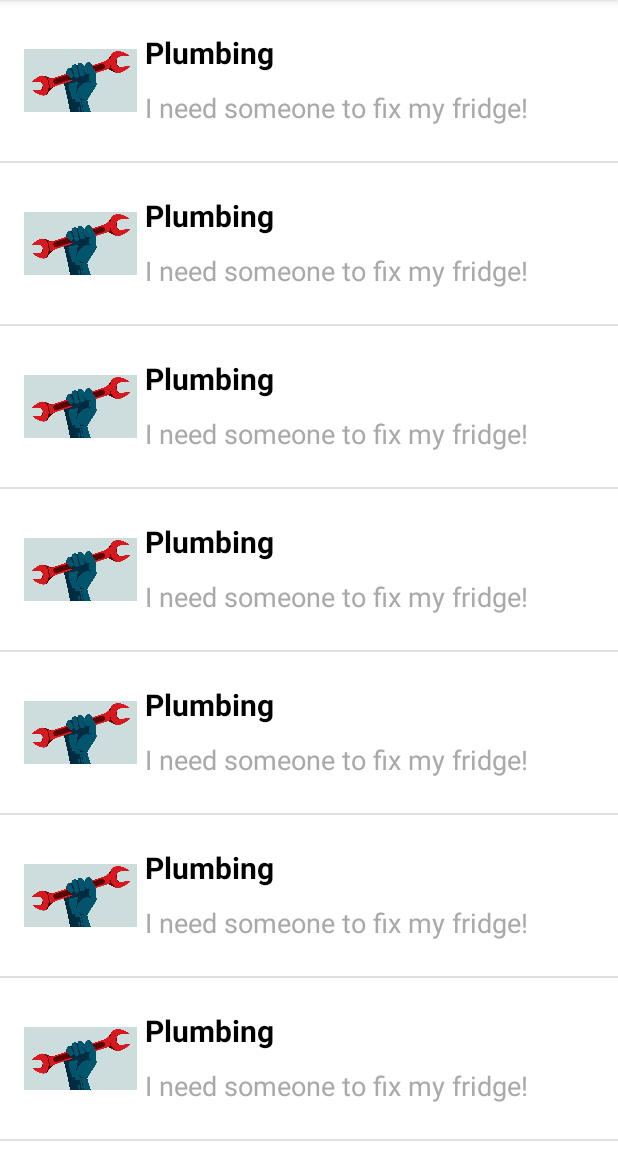
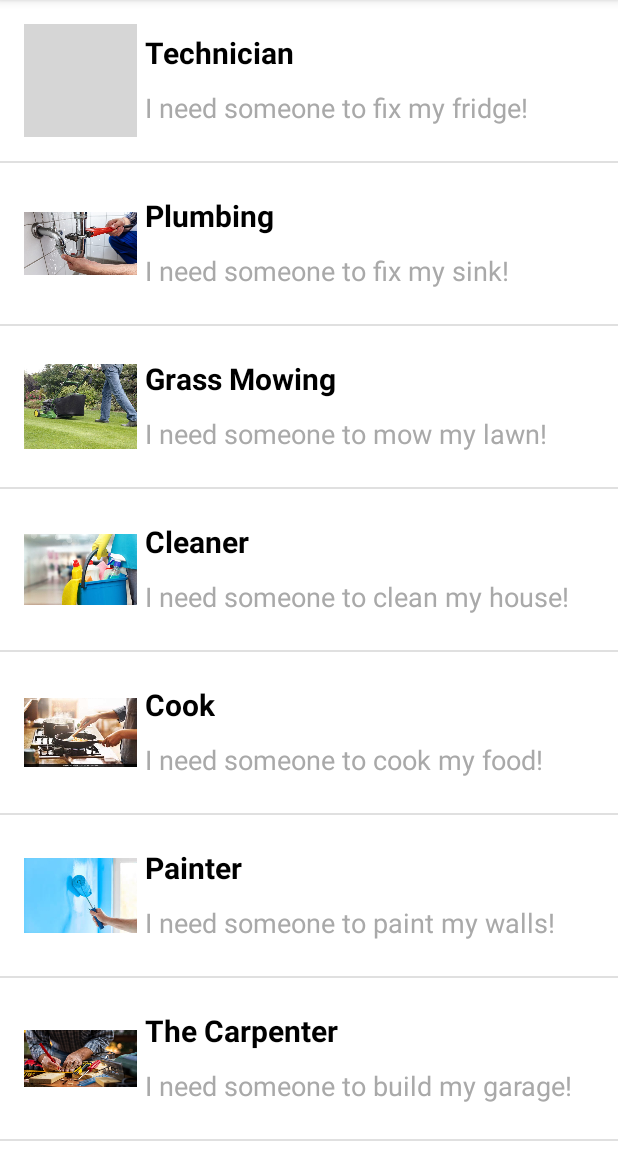
Before and after one commit to MustafaMaalin/trio-wor-smartmobile, an Android app: the screen it shows after launch (JobActivity), on a phone screen of 412 x 824 dp, the part 84-1236 px from its top. Run offline under Robolectric (Android 15) with nearby library versions, the phone set to English and light mode, and no system bars; grey boxes are pictures that could not be loaded.

Commit message:
Job list and Job details done !

```diff
--- a/Android/app/src/main/java/com/example/workaholic/activities/JobActivity.kt
+++ b/Android/app/src/main/java/com/example/workaholic/activities/JobActivity.kt
@@ -18,13 +18,13 @@ class JobActivity : AppCompatActivity() {
     var listview = findViewById<ListView>(R.id.listView)
     var list = mutableListOf<Model>()
 
-    list.add(Model("Plumbing", "I need someone to fix my fridge!", R.drawable.plumbing))
-        list.add(Model("Plumbing", "I need someone to fix my fridge!", R.drawable.plumbing))
-        list.add(Model("Plumbing", "I need someone to fix my fridge!", R.drawable.plumbing))
-        list.add(Model("Plumbing", "I need someone to fix my fridge!", R.drawable.plumbing))
-        list.add(Model("Plumbing", "I need someone to fix my fridge!", R.drawable.plumbing))
-        list.add(Model("Plumbing", "I need someone to fix my fridge!", R.drawable.plumbing))
-        list.add(Model("Plumbing", "I need someone to fix my fridge!", R.drawable.plumbing))
+    list.add(Model("Technician", "I need someone to fix my fridge!", R.drawable.tech))
+        list.add(Model("Plumbing", "I need someone to fix my sink!", R.drawable.plumbing))
+        list.add(Model("Grass Mowing", "I need someone to mow my lawn!", R.drawable.grass))
+        list.add(Model("Cleaner", "I need someone to clean my house!", R.drawable.clean))
+        list.add(Model("Cook", "I need someone to cook my food!", R.drawable.cook))
+        list.add(Model("Painter", "I need someone to paint my walls!", R.drawable.paint))
+        list.add(Model("The Carpenter", "I need someone to build my garage!", R.drawable.carpenter))
 
     listview.adapter = MyAdapter(this, R.layout.row, list)
 
--- a/Android/app/src/main/res/layout/activity_job.xml
+++ b/Android/app/src/main/res/layout/activity_job.xml
@@ -1,12 +1,12 @@
 <?xml version="1.0" encoding="utf-8"?>
 
 
-<LinearLayout
-xmlns:android="http://schemas.android.com/apk/res/android"
+<LinearLayout xmlns:android="http://schemas.android.com/apk/res/android"
     xmlns:app="http://schemas.android.com/apk/res-auto"
     xmlns:tools="http://schemas.android.com/tools"
     android:layout_width="match_parent"
     android:layout_height="match_parent"
+    android:background="#FFFFFF"
     android:orientation="vertical"
     tools:context=".activities.JobActivity">
 
```
Also changed, not shown: Android/app/src/main/res/layout/activity_job_description_activitity.xml (+109 -0 lines), Android/app/src/main/res/drawable/Tech.jpg (added), Android/app/src/main/res/drawable/carpenter.jpeg (added), Android/app/src/main/res/drawable/clean.jpg (added), Android/app/src/main/res/drawable/cook.jpg (added), Android/app/src/main/res/drawable/fridge.jpg (added), Android/app/src/main/res/drawable/grass.jpg (added), Android/app/src/main/res/drawable/paint.jpg (added), Android/app/src/main/res/drawable/plumbing.jpg. Lines whose indentation alone changed are shown as unchanged.
